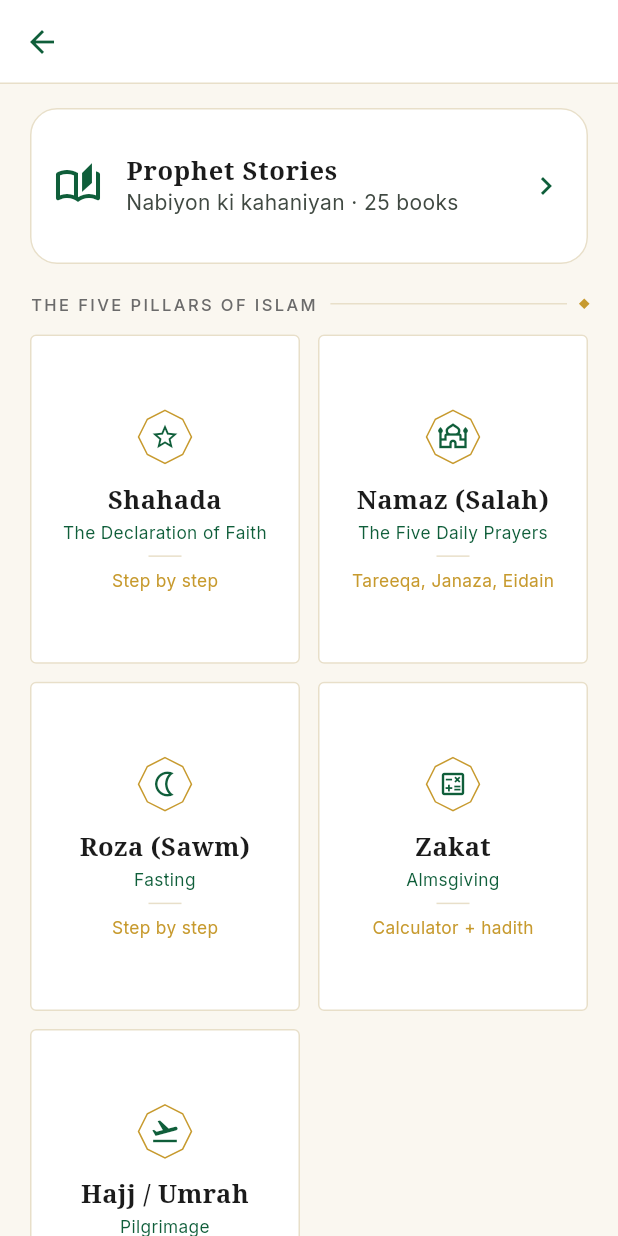
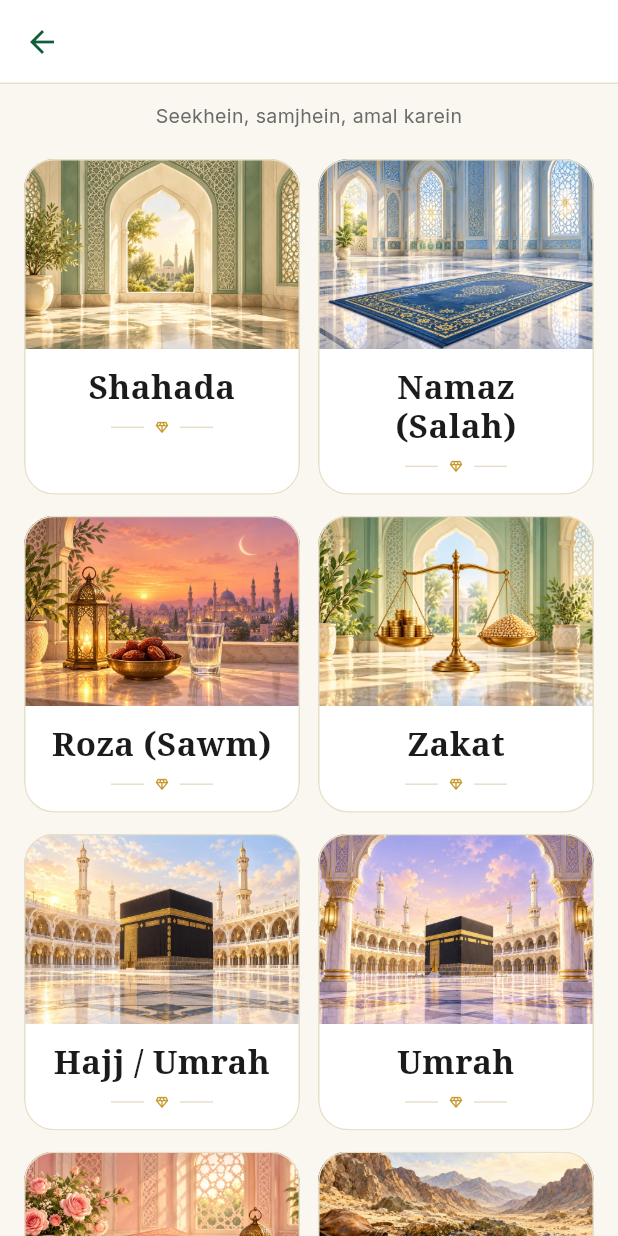
Before and after one commit to Adnandhanse/AzaanTimetable, a Flutter app: the PrayersHomeScreen screen opened directly, on a phone screen of 412 x 824 dp. Run offline on Flutter 3.47's test engine with Material 3 defaults, Android fonts, the phone set to English and light mode, and no system bars; our stand-ins replace audioplayers, cloud_firestore, cloud_functions, file_picker, firebase_auth, firebase_core and 14 more; missing offline and left inert: android_intent_plus, flutter_foreground_task, flutter_overlay_window; accounts and stored records are empty.

Commit message:
update prayer tags

```diff
--- a/lib/screens/prayers_home_screen.dart
+++ b/lib/screens/prayers_home_screen.dart
@@ -3,7 +3,6 @@ import 'package:flutter/material.dart';
 import '../data/ibadat_content.dart';
 import '../services/app_strings.dart';
 import '../theme/app_theme.dart';
-import '../widgets/ornaments.dart';
 import 'pillar_detail_screen.dart';
 import 'dua_home_screen.dart';
 import 'namaz_home_screen.dart';
@@ -96,146 +95,127 @@ class PrayersHomeScreen extends StatelessWidget {
 
   @override
   Widget build(BuildContext context) {
-    final pillars = _pillars;
-    final also = _also;
-
+    final items = [..._pillars, ..._also,
+      <String, dynamic>{
+        'title': S.isUrdu ? 'انبیاء کے واقعات' : 'Prophet Stories',
+        'subtitle': S.isUrdu ? 'نبیوں کی کہانیاں' : 'Nabiyon ki kahaniyan',
+        'stories': true,
+      },
+    ];
+    const images = ['shahada', 'namaz', 'roza', 'zakat', 'hajj',
+      'umrah', 'duas', 'stories'];
+    // Keep the existing destinations; only the presentation changes.
+    items[6]['title'] = S.isUrdu ? 'روزمرہ کی دعائیں' : 'Daily Duas';
     return Scaffold(
       appBar: AppBar(title: Text(S.prayers)),
-      body: ListView(
-        padding: const EdgeInsets.fromLTRB(20, 16, 20, 28),
-        children: [
-          Card(margin: const EdgeInsets.only(bottom: 20),
-            shape: RoundedRectangleBorder(borderRadius: BorderRadius.circular(18),
-              side: BorderSide(color: AppColors.goldRule)),
-            child: ListTile(contentPadding: const EdgeInsets.all(16),
-              leading: Icon(Icons.auto_stories_outlined, color: AppColors.emerald, size: 32),
-              title: Text(S.isUrdu ? 'انبیاء کے واقعات' : 'Prophet Stories', style: AppText.rowTitle),
-              subtitle: Text(S.isUrdu ? 'قصص الانبیاء · 25 کتابیں' : 'Nabiyon ki kahaniyan · 25 books'),
-              trailing: const Icon(Icons.chevron_right),
-              onTap: () => Navigator.of(context).push(MaterialPageRoute<void>(
-                builder: (_) => const ProphetStoriesScreen())))),
-          SectionRule(label: S.fivePillars, trailingDiamond: true),
-          const SizedBox(height: 14),
-          GridView.builder(
-            shrinkWrap: true,
-            physics: const NeverScrollableScrollPhysics(),
-            padding: EdgeInsets.zero,
-            itemCount: pillars.length,
-            gridDelegate: const SliverGridDelegateWithFixedCrossAxisCount(
-              crossAxisCount: 2,
-              crossAxisSpacing: 12,
-              mainAxisSpacing: 12,
-              // Room for the medallion, two lines of title and two of
-              // subtitle. The Hadith grid clipped at 0.80 — no reason to
-              // relearn that here.
-              childAspectRatio: 0.82,
-            ),
-            itemBuilder: (context, i) => _PillarCard(pillar: pillars[i]),
-          ),
-          const SizedBox(height: 20),
-          SectionRule(
-              label: S.isUrdu ? 'مزید' : 'Also', trailingDiamond: true),
-          const SizedBox(height: 14),
-          GridView.builder(
-            shrinkWrap: true,
-            physics: const NeverScrollableScrollPhysics(),
-            padding: EdgeInsets.zero,
-            itemCount: also.length,
-            gridDelegate: const SliverGridDelegateWithFixedCrossAxisCount(
-              crossAxisCount: 2,
-              crossAxisSpacing: 12,
-              mainAxisSpacing: 12,
-              childAspectRatio: 0.82,
-            ),
-            itemBuilder: (context, i) => _PillarCard(pillar: also[i]),
-          ),
-        ],
+      body: SafeArea(
+        top: false,
+        child: LayoutBuilder(builder: (context, constraints) {
+          final scale = MediaQuery.textScalerOf(context).scale(1);
+          final columns = constraints.maxWidth >= 720 ? 3
+              : constraints.maxWidth < 340 || scale > 1.5 ? 1 : 2;
+          return SingleChildScrollView(
+            padding: const EdgeInsets.fromLTRB(16, 12, 16, 28),
+            child: Column(children: [
+              Text(S.isUrdu ? 'سیکھیں، سمجھیں، عمل کریں'
+                  : 'Seekhein, samjhein, amal karein',
+                textAlign: TextAlign.center,
+                style: (S.isUrdu ? AppText.urduText : AppText.body)
+                    .copyWith(color: AppColors.textMuted)),
+              const SizedBox(height: 20),
+              // Rows size naturally to their longest title, including Urdu and
+              // accessibility text sizes, instead of clipping a fixed grid.
+              for (var row = 0; row < items.length; row += columns)
+                Padding(
+                  padding: const EdgeInsets.only(bottom: 14),
+                  child: IntrinsicHeight(child: Row(
+                    crossAxisAlignment: CrossAxisAlignment.stretch,
+                    children: [
+                      for (var col = 0; col < columns; col++) ...[
+                        if (col > 0) const SizedBox(width: 12),
+                        Expanded(child: row + col < items.length
+                          ? _LearningCard(item: items[row + col],
+                              image: images[row + col])
+                          : const SizedBox.shrink()),
+                      ],
+                    ],
+                  )),
+                ),
+            ]),
+          );
+        }),
       ),
     );
   }
 }
 
-class _PillarCard extends StatelessWidget {
-  const _PillarCard({required this.pillar});
+class _LearningCard extends StatelessWidget {
+  const _LearningCard({required this.item, required this.image});
+  final Map<String, dynamic> item;
+  final String image;
 
-  final Map<String, dynamic> pillar;
+  void _open(BuildContext context) {
+    final Widget destination;
+    if (item['stories'] == true) {
+      destination = const ProphetStoriesScreen();
+    } else if (item['namaz'] == true) {
+      destination = NamazHomeScreen(description: item['description'] as String);
+    } else if (item['duas'] == true) {
+      destination = const DuaHomeScreen();
+    } else if (item['zakat'] == true) {
+      destination = ZakatHomeScreen(description: item['description'] as String);
+    } else {
+      destination = PillarDetailScreen(title: item['title'] as String,
+        description: item['description'] as String,
+        guide: item['guide'] as IbadatGuide?);
+    }
+    Navigator.of(context).push(MaterialPageRoute<void>(builder: (_) => destination));
+  }
 
   @override
   Widget build(BuildContext context) {
-    final IbadatGuide? guide = pillar['guide'] as IbadatGuide?;
-
-    return Material(
-      color: AppColors.white,
-      borderRadius: BorderRadius.circular(4),
-      child: InkWell(
-        borderRadius: BorderRadius.circular(4),
-        onTap: () => Navigator.of(context).push(
-          MaterialPageRoute(
-            builder: (_) => pillar['namaz'] == true
-                ? NamazHomeScreen(
-                    description: pillar['description'] as String)
-                : pillar['duas'] == true
-                    ? const DuaHomeScreen()
-                    : pillar['zakat'] == true
-                        ? ZakatHomeScreen(
-                            description: pillar['description'] as String)
-                        : PillarDetailScreen(
-                    title: pillar['title'] as String,
-                    description: pillar['description'] as String,
-                    guide: guide,
-                  ),
-          ),
-        ),
-        child: Container(
-          decoration: BoxDecoration(
-            borderRadius: BorderRadius.circular(4),
-            border: Border.all(color: AppColors.goldRule),
-          ),
-          padding: const EdgeInsets.symmetric(horizontal: 12, vertical: 16),
-          child: Column(
-            mainAxisAlignment: MainAxisAlignment.center,
-            children: [
-              Medallion(icon: pillar['icon'] as IconData, size: 40),
-              const SizedBox(height: 12),
-              Text(
-                pillar['title'] as String,
-                textAlign: TextAlign.center,
-                maxLines: 2,
-                overflow: TextOverflow.ellipsis,
-                style:
-                    AppText.rowTitle.copyWith(fontSize: 17, color: AppColors.text),
+    final radius = BorderRadius.circular(20);
+    return Semantics(
+      button: true,
+      child: Material(
+        color: AppColors.white,
+        shape: RoundedRectangleBorder(borderRadius: radius,
+          side: BorderSide(color: AppColors.goldRule)),
+        clipBehavior: Clip.antiAlias,
+        child: InkWell(
+          onTap: () => _open(context),
+          child: Column(children: [
+            ExcludeSemantics(child: AspectRatio(
+              aspectRatio: 1.45,
+              child: Ink.image(
+                image: AssetImage('assets/learn_illustrations/$image.webp'),
+                fit: BoxFit.cover,
               ),
-              const SizedBox(height: 4),
-              Text(
-                pillar['subtitle'] as String,
-                textAlign: TextAlign.center,
-                maxLines: 2,
-                overflow: TextOverflow.ellipsis,
-                style: AppText.caption.copyWith(color: AppColors.emerald),
-              ),
-              const SizedBox(height: 8),
-              Container(width: 22, height: 1, color: AppColors.goldRule),
-              const SizedBox(height: 8),
-              Text(
-                pillar['namaz'] == true
-                    ? (S.isUrdu ? 'طریقہ، جنازہ، عیدین' : 'Tareeqa, Janaza, Eidain')
-                    : pillar['zakat'] == true
-                        ? (S.isUrdu ? 'کیلکولیٹر + احادیث' : 'Calculator + hadith')
-                        : pillar['duas'] == true
-                            ? (S.isUrdu ? '132 باب' : '132 chapters')
-                            : guide == null
-                                ? S.comingSoon
-                                : S.stepByStep,
-                style: AppText.caption.copyWith(
-                  color: guide == null &&
-                          pillar['zakat'] != true &&
-                          pillar['duas'] != true
-                      ? AppColors.textFaint
-                      : AppColors.gold,
-                ),
-              ),
-            ],
-          ),
+            )),
+            Padding(
+              padding: const EdgeInsets.fromLTRB(10, 12, 10, 14),
+              child: Column(children: [
+                Text(item['title'] as String, textAlign: TextAlign.center,
+                  style: (S.isUrdu ? AppText.urduText : AppText.rowTitle)
+                    .copyWith(fontSize: S.isUrdu ? 20 : 22,
+                      color: AppColors.text)),
+                if (item['stories'] == true) ...[
+                  const SizedBox(height: 5),
+                  Text(item['subtitle'] as String, textAlign: TextAlign.center,
+                    style: (S.isUrdu ? AppText.urduText : AppText.caption)
+                      .copyWith(color: AppColors.textMuted)),
+                ],
+                const SizedBox(height: 9),
+                Row(mainAxisAlignment: MainAxisAlignment.center, children: [
+                  Container(width: 22, height: 1, color: AppColors.goldRule),
+                  Padding(padding: const EdgeInsets.symmetric(horizontal: 7),
+                    child: Icon(Icons.diamond_outlined, size: 10,
+                      color: AppColors.gold)),
+                  Container(width: 22, height: 1, color: AppColors.goldRule),
+                ]),
+              ]),
+            ),
+          ]),
         ),
       ),
     );
--- a/pubspec.yaml
+++ b/pubspec.yaml
@@ -1,7 +1,7 @@
 name: masjid_alarm_app
 description: "Islam Connect - prayer times, azan alarm, Qur'an, Hadith and duas."
 publish_to: 'none'
-version: 1.0.0+18
+version: 1.0.0+17
 
 environment:
   sdk: '>=3.0.0 <4.0.0'
@@ -113,6 +113,7 @@ flutter:
     - assets/images/kaaba_dial.webp
     - assets/images/quran_header.webp
     - assets/icon/app_icon.png
+    - assets/learn_illustrations/
     - assets/prophet_stories/
     - assets/prophet_stories/scenes/
     - assets/quran/quran_en.json
```
Also changed, not shown: ARTWORK_PROMPTS.json (+28 -56 lines), UPLOAD_STEPS.txt (+22 -22 lines), assets/learn_illustrations/duas.webp (added), assets/learn_illustrations/hajj.webp (added), assets/learn_illustrations/namaz.webp (added), assets/learn_illustrations/roza.webp (added), assets/learn_illustrations/shahada.webp (added), assets/learn_illustrations/stories.webp (added), assets/learn_illustrations/umrah.webp (added), assets/learn_illustrations/zakat.webp (added).
